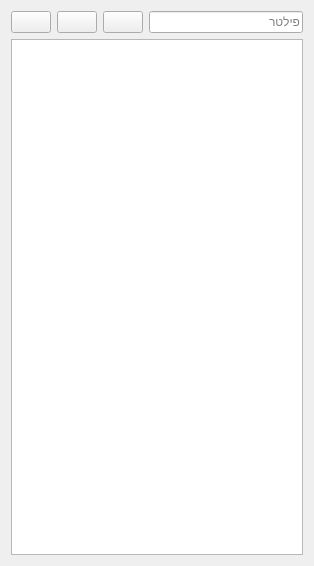
This is gui/resources/participanttablewidget.ui in PillowTweezers/PurMyun as Qt 5 draws it before an edit. The edited form follows.
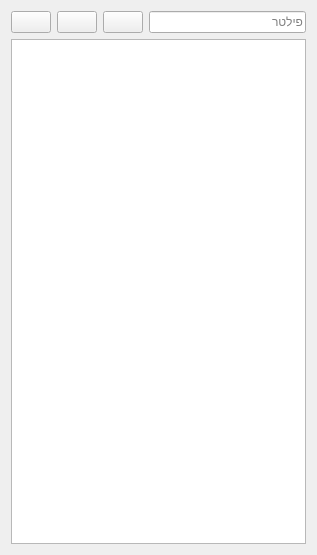
This is the edited form. Icons and pictures are not drawn.

What changed in the file:
```diff
--- a/gui/resources/participanttablewidget.ui
+++ b/gui/resources/participanttablewidget.ui
@@ -6,12 +6,12 @@
    <rect>
     <x>0</x>
     <y>0</y>
-    <width>314</width>
-    <height>566</height>
+    <width>317</width>
+    <height>555</height>
    </rect>
   </property>
   <property name="sizePolicy">
-   <sizepolicy hsizetype="Expanding" vsizetype="Expanding">
+   <sizepolicy hsizetype="Minimum" vsizetype="Minimum">
     <horstretch>0</horstretch>
     <verstretch>0</verstretch>
    </sizepolicy>
@@ -72,6 +72,12 @@
    </item>
    <item>
     <widget class="QTableWidget" name="participantsTableWidget">
+     <property name="sizePolicy">
+      <sizepolicy hsizetype="Preferred" vsizetype="Expanding">
+       <horstretch>0</horstretch>
+       <verstretch>0</verstretch>
+      </sizepolicy>
+     </property>
      <property name="minimumSize">
       <size>
        <width>0</width>
@@ -85,7 +91,7 @@
       <enum>Qt::ScrollBarAsNeeded</enum>
      </property>
      <property name="sizeAdjustPolicy">
-      <enum>QAbstractScrollArea::AdjustToContents</enum>
+      <enum>QAbstractScrollArea::AdjustIgnored</enum>
      </property>
     </widget>
    </item>
```
